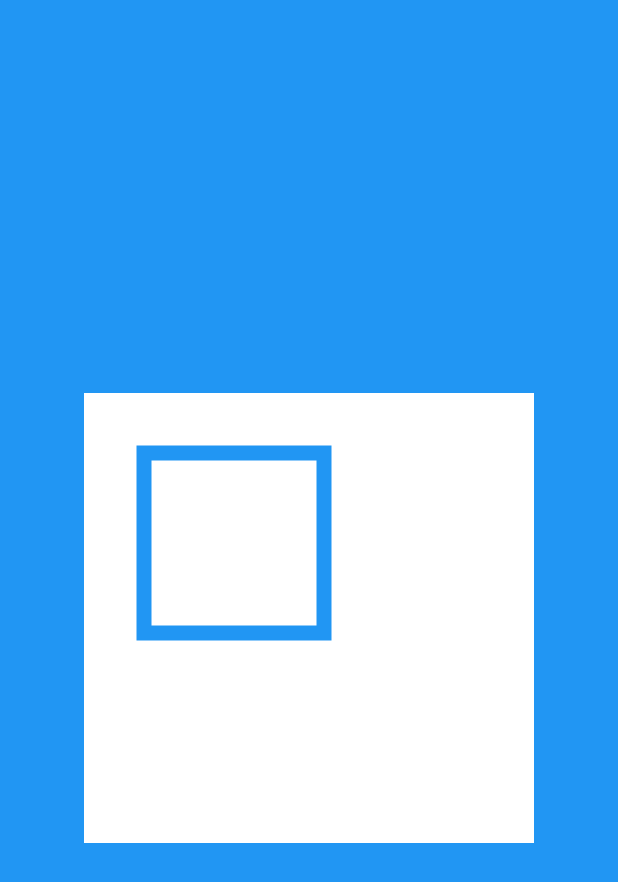
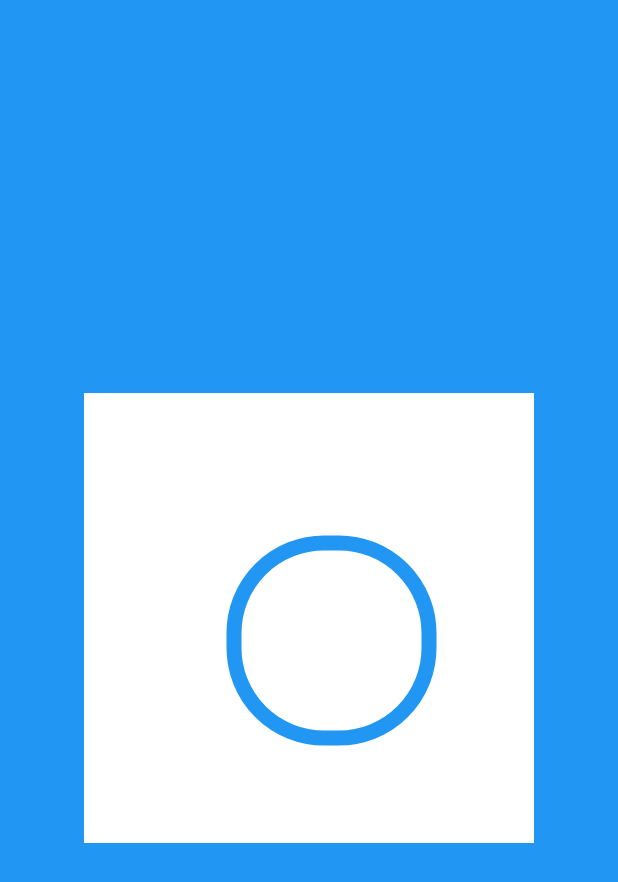
Before and after one commit to ahadjonovss/custom_paint_sample, a Flutter app: the screen it shows after launch, on a phone screen of 412 x 824 dp. Shown: the top 882 px of the screen. Run offline on Flutter 3.47's test engine with Material 2 defaults, Android fonts, the phone set to English and light mode, and no system bars.

Commit message:
Done: Draw RoundedRectangle

```diff
--- a/lib/main.dart
+++ b/lib/main.dart
@@ -1,5 +1,6 @@
 import 'package:custom_paint_sample/preparing/line.dart';
 import 'package:custom_paint_sample/preparing/rectangle.dart';
+import 'package:custom_paint_sample/preparing/rounded_rectangle.dart';
 import 'package:flutter/material.dart';
 
 void main() {
@@ -16,7 +17,7 @@ class MyApp extends StatelessWidget {
       theme: ThemeData(
         primarySwatch: Colors.blue,
       ),
-      home: DrawRectanglePreparing(),
+      home: RoundedRectanglePreparing(),
     );
   }
 }
--- /dev/null
+++ b/lib/preparing/rounded_rectangle.dart
@@ -0,0 +1,42 @@
+import 'package:flutter/material.dart';
+
+class RoundedRectanglePreparing extends StatelessWidget {
+  const RoundedRectanglePreparing({Key? key}) : super(key: key);
+
+  @override
+  Widget build(BuildContext context) {
+    return Scaffold(
+      backgroundColor: Colors.blue,
+      body: Center(
+        child: Container(
+          color: Colors.white,
+          width: 300,
+          height: 300,
+          child: CustomPaint(
+            painter: RoundedRectDraw(),
+          ),
+        ),
+      ),
+    );
+  }
+}
+
+class RoundedRectDraw extends CustomPainter {
+  @override
+  void paint(Canvas canvas, Size size) {
+    final paint = Paint()
+      ..strokeWidth = 10
+      ..color = Colors.blue
+      ..style = PaintingStyle.stroke;
+
+    const a = Offset(100, 100);
+    const b = Offset(230, 230);
+    const radius = Radius.circular(60);
+    final rect = Rect.fromPoints(a, b);
+
+    canvas.drawRRect(RRect.fromRectAndRadius(rect, radius), paint);
+  }
+
+  @override
+  bool shouldRepaint(covariant CustomPainter oldDelegate) => false;
+}
```
